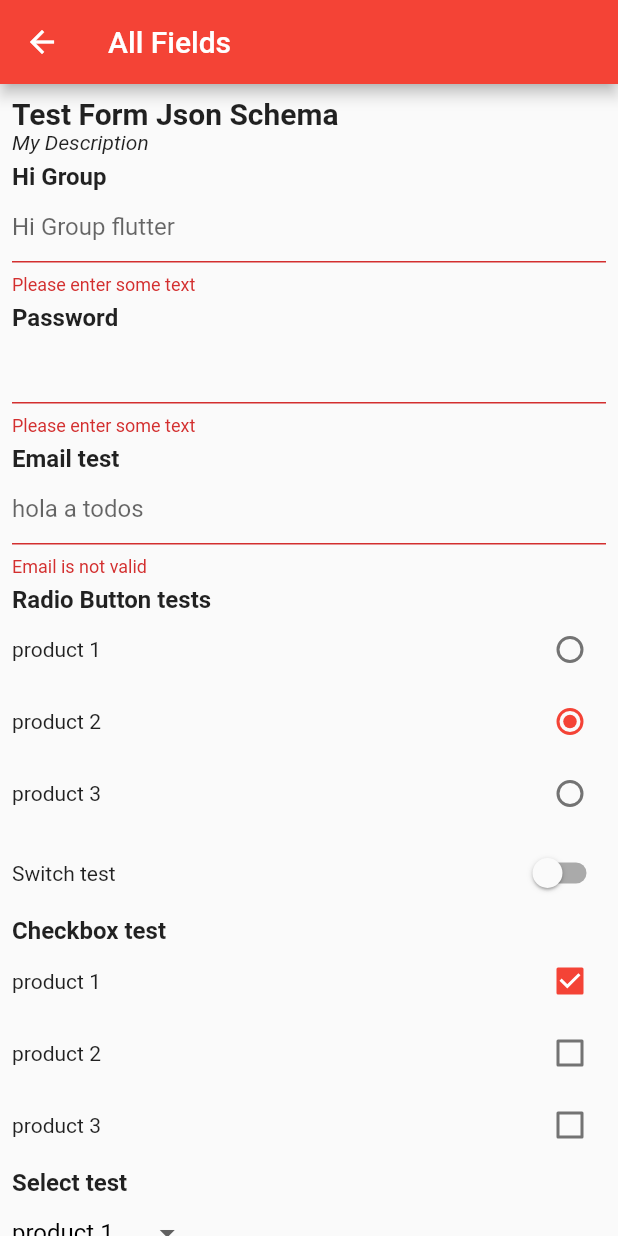
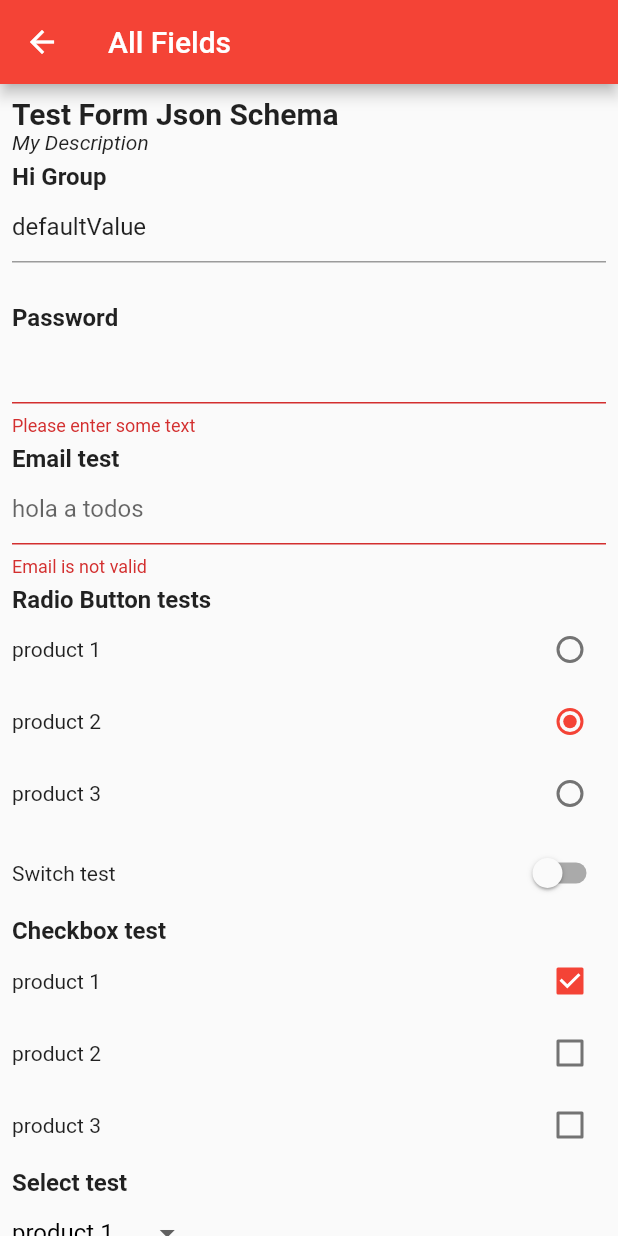
Before and after one commit to VictorRancesCode/json_to_form, a Flutter app: the AllFields screen opened by its route, on a phone screen of 412 x 824 dp. Run offline on Flutter 3.47's test engine with Material 2 defaults, Android fonts, the phone set to English and light mode, and no system bars.

Commit message:
fix initialValue in TextField

```diff
--- a/example/lib/all_fields.dart
+++ b/example/lib/all_fields.dart
@@ -31,6 +31,7 @@ class _AllFields extends State<AllFields> {
         'type': 'Input',
         'label': 'Hi Group',
         'placeholder': "Hi Group flutter",
+        'value':'defaultValue',
         'required': true
       },
       {
--- a/lib/json_schema.dart
+++ b/lib/json_schema.dart
@@ -116,6 +116,7 @@ class _CoreFormState extends State<JsonSchema> {
               label,
               new TextFormField(
                 controller: null,
+                initialValue:  formGeneral['fields'][count]['value']??null,
                 decoration: item['decoration'] ??
                     widget.decorations[item['key']] ??
                     new InputDecoration(
```
